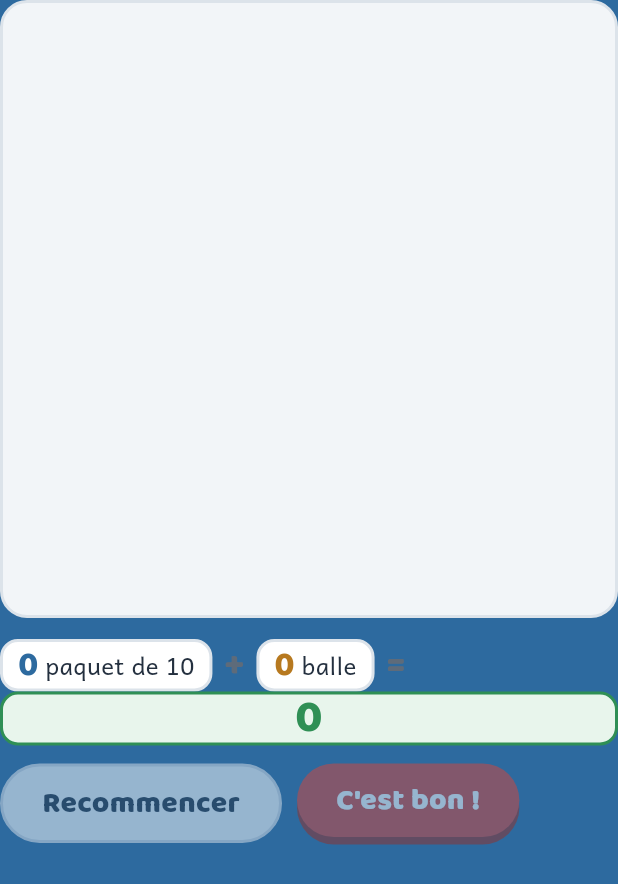
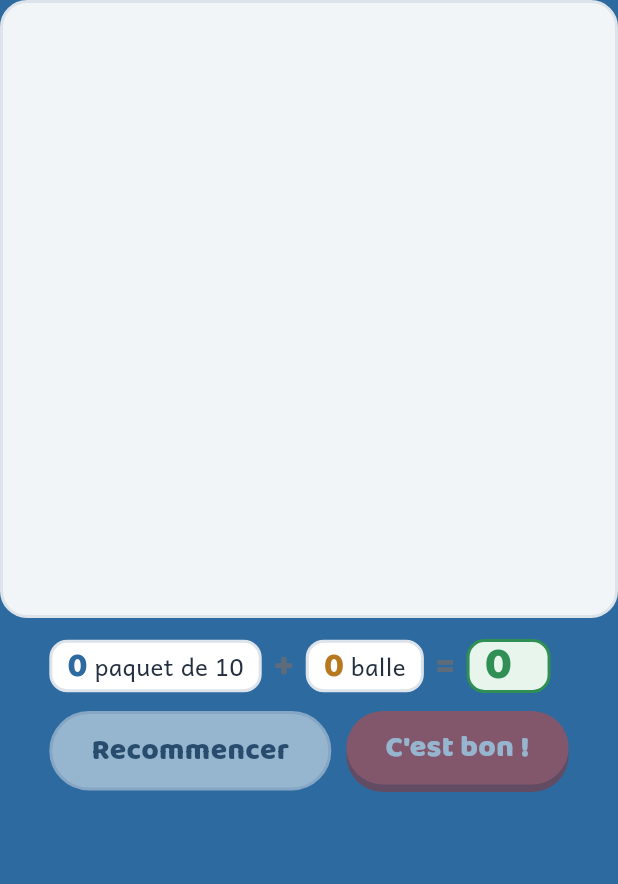
Before and after one commit to dmeyer-1988/Titi, a Flutter app: the PaquetsGame widget shown alone on an empty page, opened directly with empty values, on a phone screen of 412 x 824 dp. Shown: the top 884 px of the screen. Run offline on Flutter 3.47's test engine with Material 3 defaults, Android fonts, the phone set to English and light mode, and no system bars; our stand-ins replace audioplayers, flutter_svg, flutter_tts, shared_preferences, supabase_flutter; accounts and stored records are empty.

Commit message:
App Flutter : retouches du lot 2 (cases vides du tableau, suite sur une ligne, captures à la bonne taille)
Co-Authored-By: Claude Opus 5.5 <noreply@anthropic.com>
Claude-Session: https://claude.ai/code/session_01L8wZXbfLCSvzeXbxgsM3jc

```diff
--- a/app_flutter/lib/games/entoure.dart
+++ b/app_flutter/lib/games/entoure.dart
@@ -98,7 +98,7 @@ class _EntoureGameState extends State<EntoureGame> {
             const gap = 26.0;
             final cols = box.maxWidth < 520 ? 1 : 2;
             final w = (box.maxWidth - gap * (cols - 1)) / cols;
-            final b = cols == 1 ? 22.0 : 24.0;
+            final b = cols == 1 ? 20.0 : 19.0;
             return Wrap(spacing: gap, runSpacing: gap, children: [
               for (var i = 0; i < q.options.length; i++)
                 AnimatedOpacity(
--- a/app_flutter/lib/games/paquets.dart
+++ b/app_flutter/lib/games/paquets.dart
@@ -180,7 +180,6 @@ class _PaquetsGameState extends State<PaquetsGame> {
           Text('=', style: display(24, color: C.inkSoft)),
           Container(
             constraints: const BoxConstraints(minWidth: 56),
-            alignment: Alignment.center,
             padding: const EdgeInsets.symmetric(horizontal: 10),
             decoration: BoxDecoration(
               color: total == q.target ? C.okSoft : Colors.white,
--- a/app_flutter/lib/games/suite.dart
+++ b/app_flutter/lib/games/suite.dart
@@ -51,7 +51,7 @@ class _SuiteGameState extends State<SuiteGame> {
     final q = widget.q;
     final narrow = MediaQuery.sizeOf(context).width < 640;
     return Column(children: [
-      Wrap(alignment: WrapAlignment.center, crossAxisAlignment: WrapCrossAlignment.center, runSpacing: 10, children: [
+      FittedBox(fit: BoxFit.scaleDown, child: Row(mainAxisSize: MainAxisSize.min, children: [
         for (var i = 0; i < q.seq.length; i++) ...[
           () {
             final blank = q.blanks.contains(i), cur = i == current, ok = filled.containsKey(i);
@@ -79,7 +79,7 @@ class _SuiteGameState extends State<SuiteGame> {
               ),
             ),
         ],
-      ]),
+      ])),
       const SizedBox(height: 22),
       Keypad(onKey: press, enabled: !done, okEnabled: entry.isNotEmpty),
     ]);
--- a/app_flutter/lib/games/table.dart
+++ b/app_flutter/lib/games/table.dart
@@ -109,7 +109,7 @@ class _TableGameState extends State<TableGame> {
           decoration: BoxDecoration(
             color: ok ? C.okSoft : blank ? Colors.white : head ? tint.$2 : tint.$1,
             borderRadius: BorderRadius.circular(10),
-            border: Border.all(color: isCur ? (shake ? C.no : C.court) : lit ? C.red : ok ? C.ok : Colors.transparent, width: 3),
+            border: Border.all(color: isCur ? (shake ? C.no : C.court) : lit ? C.red : ok ? C.ok : blank ? tint.$2 : Colors.transparent, width: 3),
           ),
           child: Text(text, style: display(cs * 0.44, color: ok ? C.ok : blank ? C.court : C.ink)),
         ),
```
Also changed, not shown: 1 other file.
